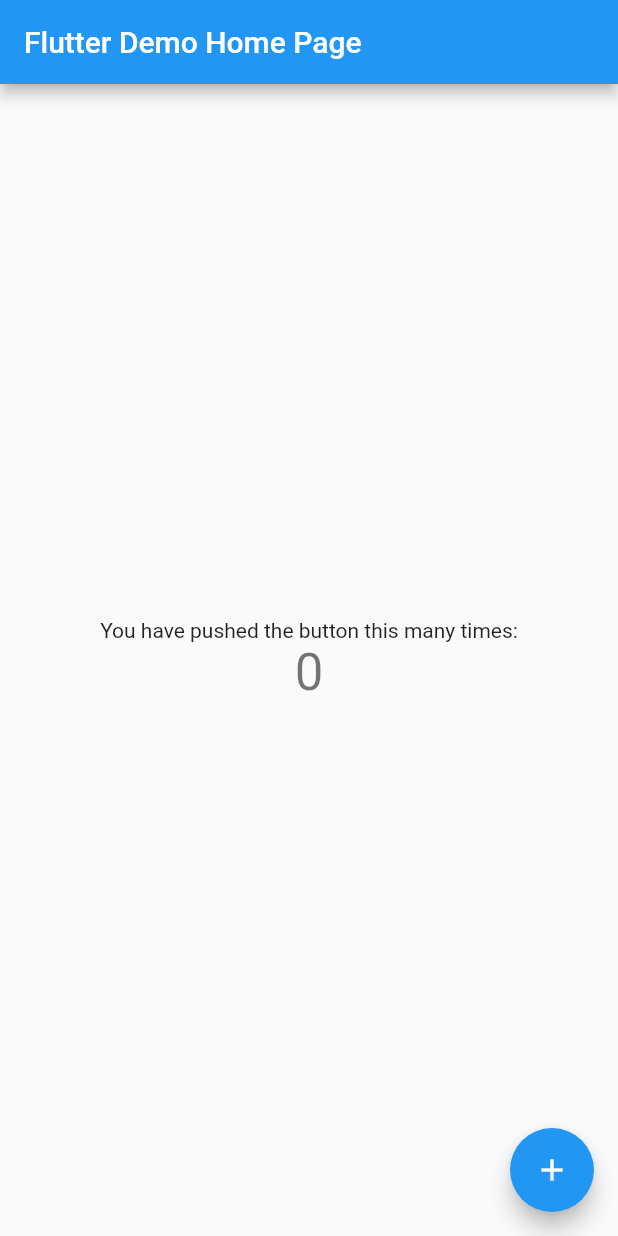
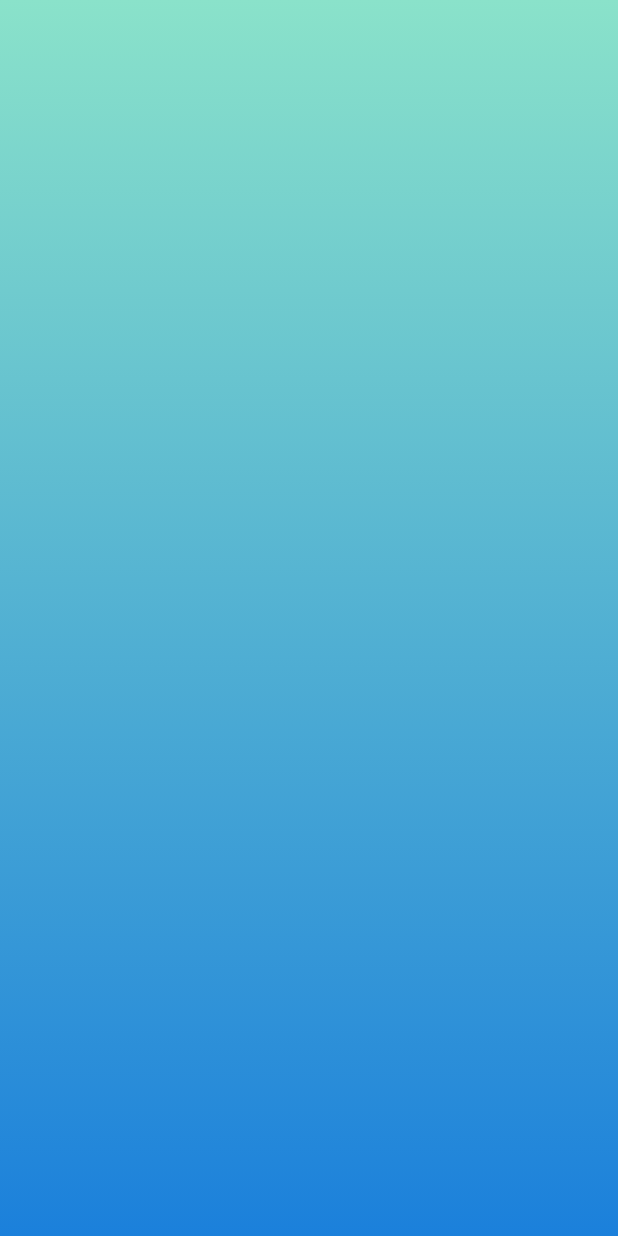
Before and after one commit to rich-chang/movie-macaron, a Flutter app: the screen it shows after launch, on a phone screen of 412 x 824 dp. Run offline on Flutter 3.47's test engine with Material 2 defaults, Android fonts, the phone set to English and light mode, and no system bars.

Commit message:
Init home screen

```diff
--- a/lib/main.dart
+++ b/lib/main.dart
@@ -1,4 +1,5 @@
 import 'package:flutter/material.dart';
+import 'package:movie_macaron/screens/home_screen.dart';
 
 void main() {
   runApp(const MyApp());
@@ -11,105 +12,11 @@ class MyApp extends StatelessWidget {
   @override
   Widget build(BuildContext context) {
     return MaterialApp(
-      title: 'Flutter Demo',
-      theme: ThemeData(
-        // This is the theme of your application.
-        //
-        // Try running your application with "flutter run". You'll see the
-        // application has a blue toolbar. Then, without quitting the app, try
-        // changing the primarySwatch below to Colors.green and then invoke
-        // "hot reload" (press "r" in the console where you ran "flutter run",
-        // or simply save your changes to "hot reload" in a Flutter IDE).
-        // Notice that the counter didn't reset back to zero; the application
-        // is not restarted.
-        primarySwatch: Colors.blue,
+      debugShowCheckedModeBanner: false,
+      title: 'Movie Macaron',
+      theme: ThemeData(primarySwatch: Colors.blue,
       ),
-      home: const MyHomePage(title: 'Flutter Demo Home Page'),
+      home: HomeScreen(),
     );
   }
 }
-
-class MyHomePage extends StatefulWidget {
-  const MyHomePage({Key? key, required this.title}) : super(key: key);
-
-  // This widget is the home page of your application. It is stateful, meaning
-  // that it has a State object (defined below) that contains fields that affect
-  // how it looks.
-
-  // This class is the configuration for the state. It holds the values (in this
-  // case the title) provided by the parent (in this case the App widget) and
-  // used by the build method of the State. Fields in a Widget subclass are
-  // always marked "final".
-
-  final String title;
-
-  @override
-  State<MyHomePage> createState() => _MyHomePageState();
-}
-
-class _MyHomePageState extends State<MyHomePage> {
-  int _counter = 0;
-
-  void _incrementCounter() {
-    setState(() {
-      // This call to setState tells the Flutter framework that something has
-      // changed in this State, which causes it to rerun the build method below
-      // so that the display can reflect the updated values. If we changed
-      // _counter without calling setState(), then the build method would not be
-      // called again, and so nothing would appear to happen.
-      _counter++;
-    });
-  }
-
-  @override
-  Widget build(BuildContext context) {
-    // This method is rerun every time setState is called, for instance as done
-    // by the _incrementCounter method above.
-    //
-    // The Flutter framework has been optimized to make rerunning build methods
-    // fast, so that you can just rebuild anything that needs updating rather
-    // than having to individually change instances of widgets.
-    return Scaffold(
-      appBar: AppBar(
-        // Here we take the value from the MyHomePage object that was created by
-        // the App.build method, and use it to set our appbar title.
-        title: Text(widget.title),
-      ),
-      body: Center(
-        // Center is a layout widget. It takes a single child and positions it
-        // in the middle of the parent.
-        child: Column(
-          // Column is also a layout widget. It takes a list of children and
-          // arranges them vertically. By default, it sizes itself to fit its
-          // children horizontally, and tries to be as tall as its parent.
-          //
-          // Invoke "debug painting" (press "p" in the console, choose the
-          // "Toggle Debug Paint" action from the Flutter Inspector in Android
-          // Studio, or the "Toggle Debug Paint" command in Visual Studio Code)
-          // to see the wireframe for each widget.
-          //
-          // Column has various properties to control how it sizes itself and
-          // how it positions its children. Here we use mainAxisAlignment to
-          // center the children vertically; the main axis here is the vertical
-          // axis because Columns are vertical (the cross axis would be
-          // horizontal).
-          mainAxisAlignment: MainAxisAlignment.center,
-          children: <Widget>[
-            const Text(
-              'You have pushed the button this many times:',
-            ),
-            Text(
-              '$_counter',
-              style: Theme.of(context).textTheme.headline4,
-            ),
-          ],
-        ),
-      ),
-      floatingActionButton: FloatingActionButton(
-        onPressed: _incrementCounter,
-        tooltip: 'Increment',
-        child: const Icon(Icons.add),
-      ), // This trailing comma makes auto-formatting nicer for build methods.
-    );
-  }
-}
--- /dev/null
+++ b/lib/screens/home_screen.dart
@@ -0,0 +1,29 @@
+import 'package:flutter/material.dart';
+
+class HomeScreen extends StatefulWidget {
+  const HomeScreen({Key? key}) : super(key: key);
+
+  @override
+  State<HomeScreen> createState() => _HomeScreenState();
+}
+
+class _HomeScreenState extends State<HomeScreen> {
+  @override
+  Widget build(BuildContext context) {
+    return Container(
+      decoration: const BoxDecoration(
+        gradient: LinearGradient(
+          begin: Alignment.topCenter,
+          end: Alignment.bottomCenter,
+          colors: [
+            Color(0xFF8AE2CA),
+            Color(0xFF1B80DB),
+          ],
+        ),
+      ),
+      child: Scaffold(
+        backgroundColor: Colors.transparent,
+      ),
+    );
+  }
+}
```
